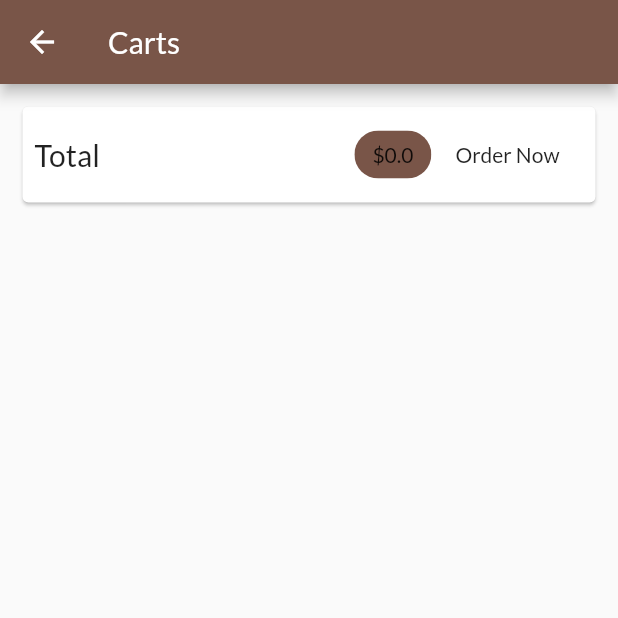
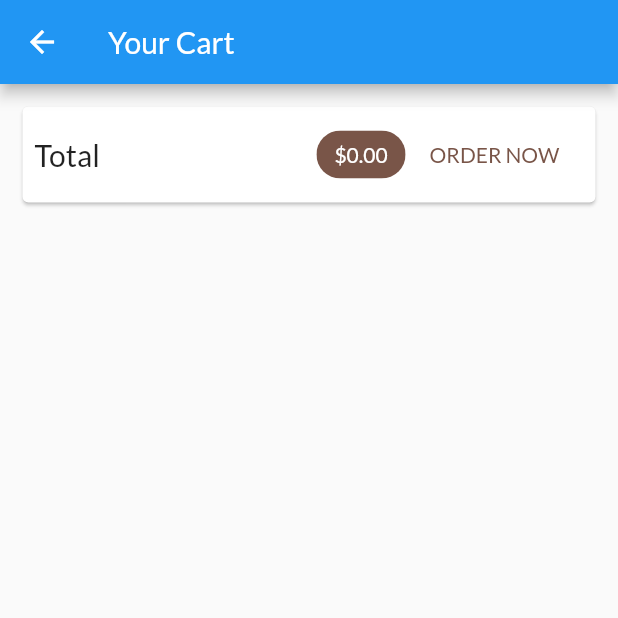
Before and after one commit to rahulkarki312/cart_app, a Flutter app: the CartScreen screen opened by its route, on a phone screen of 412 x 824 dp, the top half of it. Run offline on Flutter 3.47's test engine with Material 2 defaults, Android fonts, the phone set to English and light mode, and no system bars; network calls fail.

Commit message:
Order Functionality added

```diff
--- a/lib/providers/product.dart
+++ b/lib/providers/product.dart
@@ -8,13 +8,14 @@ class Product with ChangeNotifier {
   final String imageUrl;
   bool isFavorite;
 
-  Product(
-      {required this.id,
-      required this.title,
-      required this.description,
-      required this.price,
-      required this.imageUrl,
-      this.isFavorite = false});
+  Product({
+    required this.id,
+    required this.title,
+    required this.description,
+    required this.price,
+    required this.imageUrl,
+    this.isFavorite = false,
+  });
 
   void toggleFavoriteStatus() {
     isFavorite = !isFavorite;
--- a/lib/providers/products.dart
+++ b/lib/providers/products.dart
@@ -1,9 +1,9 @@
 import 'package:flutter/material.dart';
-import 'package:provider/provider.dart';
-import 'product.dart';
+
+import './product.dart';
 
 class Products with ChangeNotifier {
-  final List<Product> _items = [
+  List<Product> _items = [
     Product(
       id: 'p1',
       title: 'Red Shirt',
@@ -37,31 +37,32 @@ class Products with ChangeNotifier {
           'https://upload.wikimedia.org/wikipedia/commons/thumb/1/14/Cast-Iron-Pan.jpg/1024px-Cast-Iron-Pan.jpg',
     ),
   ];
-
   // var _showFavoritesOnly = false;
 
   List<Product> get items {
     // if (_showFavoritesOnly) {
     //   return _items.where((prodItem) => prodItem.isFavorite).toList();
-    // } else
+    // }
     return [..._items];
   }
 
-  List<Product> get FavoriteItems {
+  List<Product> get favoriteItems {
     return _items.where((prodItem) => prodItem.isFavorite).toList();
+  }
+
+  Product findById(String id) {
+    return _items.firstWhere((prod) => prod.id == id);
   }
 
   // void showFavoritesOnly() {
   //   _showFavoritesOnly = true;
+  //   notifyListeners();
   // }
 
   // void showAll() {
   //   _showFavoritesOnly = false;
+  //   notifyListeners();
   // }
-
-  Product findById(String id) {
-    return _items.firstWhere((prod) => prod.id == id);
-  }
 
   void addProduct() {
     // _items.add(value);
--- a/lib/screens/cart_screen.dart
+++ b/lib/screens/cart_screen.dart
@@ -1,49 +1,66 @@
 import 'package:flutter/material.dart';
 import 'package:provider/provider.dart';
+
 import '../providers/cart.dart' show Cart;
-// since both cart and cart_item have CartItem class, to avoid clash
-//of those, only Cart class is used (using show)
 import '../widgets/cart_item.dart';
+import '../providers/orders.dart';
 
 class CartScreen extends StatelessWidget {
-  static const routeName = "/cart";
+  static const routeName = '/cart';
+
   @override
   Widget build(BuildContext context) {
     final cart = Provider.of<Cart>(context);
-    // so, the CartScreen completely re-renders when a cart item is deleted
-    // TODO: implement build
     return Scaffold(
       appBar: AppBar(
-        title: Text("Carts"),
-        backgroundColor: Theme.of(context).primaryColor,
+        title: Text('Your Cart'),
       ),
-      body: Column(children: [
+      body: Column(
+        children: <Widget>[
           Card(
             margin: EdgeInsets.all(15),
             child: Padding(
               padding: EdgeInsets.all(8),
               child: Row(
-                children: [
+                mainAxisAlignment: MainAxisAlignment.spaceBetween,
+                children: <Widget>[
                   Text(
-                    "Total ",
+                    'Total',
                     style: TextStyle(fontSize: 20),
                   ),
                   Spacer(),
                   Chip(
-                    label: Text("\$${cart.totalAmount.truncateToDouble()}"),
+                    label: Text(
+                      '\$${cart.totalAmount.toStringAsFixed(2)}',
+                      style: TextStyle(
+                        color: Theme.of(context)
+                            .primaryTextTheme
+                            .titleMedium!
+                            .color,
+                      ),
+                    ),
                     backgroundColor: Theme.of(context).primaryColor,
                   ),
-                  FlatButton(onPressed: () {}, child: Text("Order Now"))
+                  FlatButton(
+                    child: Text('ORDER NOW'),
+                    onPressed: () {
+                      Provider.of<Orders>(context, listen: false).addOrder(
+                        cart.items.values.toList(),
+                        cart.totalAmount,
+                      );
+                      cart.clear();
+                    },
+                    textColor: Theme.of(context).primaryColor,
+                  )
                 ],
-              )),
               ),
-        SizedBox(
-          height: 10,
             ),
+          ),
+          SizedBox(height: 10),
           Expanded(
             child: ListView.builder(
-            itemCount: cart.itemCount,
-            itemBuilder: (context, i) => CartItem(
+              itemCount: cart.items.length,
+              itemBuilder: (ctx, i) => CartItem(
                 cart.items.values.toList()[i].id,
                 cart.items.keys.toList()[i],
                 cart.items.values.toList()[i].price,
@@ -52,7 +69,8 @@ class CartScreen extends StatelessWidget {
               ),
             ),
           )
-      ]),
+        ],
+      ),
     );
   }
 }
--- a/pubspec.yaml
+++ b/pubspec.yaml
@@ -30,6 +30,8 @@ dependencies:
   flutter:
     sdk: flutter
   provider: ^6.0.3
+  intl: ^0.17.0
+
 
 
   # The following adds the Cupertino Icons font to your application.
```
Also changed, not shown: lib/main.dart (+6 -2 lines), lib/providers/cart.dart (+24 -12 lines), lib/providers/orders.dart (added, +38 -0 lines), lib/screens/orders_screen.dart (added, +25 -0 lines), lib/screens/product_detail_screen.dart (+48 -9 lines), lib/screens/products_overview_page.dart (+28 -22 lines), lib/widgets/app_drawer.dart (added, +36 -0 lines), lib/widgets/badge.dart (+6 -8 lines), lib/widgets/cart_item.dart (+32 -11 lines), lib/widgets/order_item.dart (added, +74 -0 lines), lib/widgets/product_item.dart (+28 -19 lines), lib/widgets/products_grid.dart (+23 -19 lines), pubspec.lock. Lines whose indentation alone changed are shown as unchanged.
